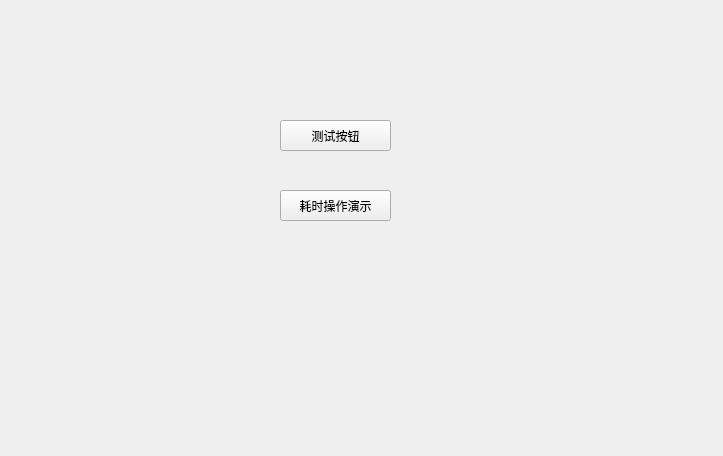
This is ui_page/page_one.ui in DokinWang/MakeMoneyGUI as Qt 5 draws it before an edit. The edited form follows.
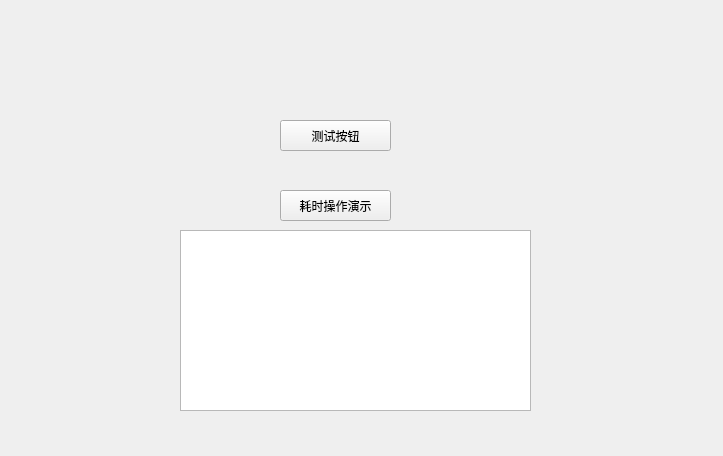
This is the edited form. Custom widgets are drawn as their Qt base class.

```diff
--- a/ui_page/page_one.ui
+++ b/ui_page/page_one.ui
@@ -39,6 +39,16 @@
     <string>耗时操作演示</string>
    </property>
   </widget>
+  <widget class="QTextEdit" name="textEdit_codes">
+   <property name="geometry">
+    <rect>
+     <x>180</x>
+     <y>230</y>
+     <width>351</width>
+     <height>181</height>
+    </rect>
+   </property>
+  </widget>
  </widget>
  <customwidgets>
   <customwidget>
```
